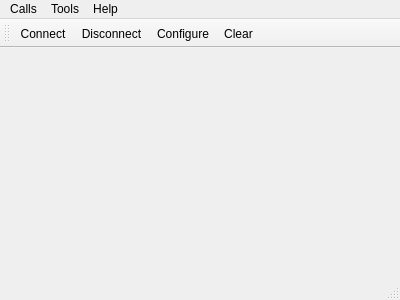
Before: the Qt Designer form mainwindow.ui in guoyu07/ETerminal, drawn with Qt 5.
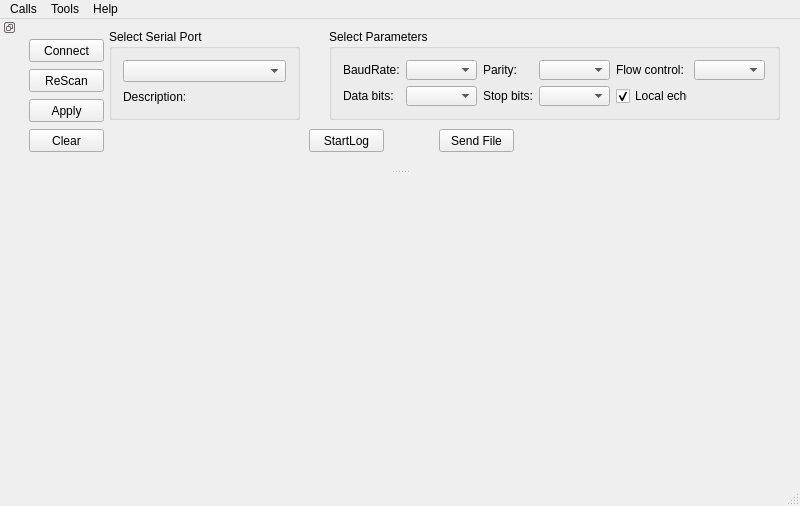
After: the same form once the commit is applied. Icons and pictures are not drawn.

```diff
--- a/mainwindow.ui
+++ b/mainwindow.ui
@@ -6,10 +6,16 @@
    <rect>
     <x>0</x>
     <y>0</y>
-    <width>400</width>
-    <height>300</height>
+    <width>800</width>
+    <height>506</height>
    </rect>
   </property>
+  <property name="minimumSize">
+   <size>
+    <width>800</width>
+    <height>140</height>
+   </size>
+  </property>
   <property name="windowTitle">
    <string>Simple Terminal</string>
   </property>
@@ -21,8 +27,8 @@
     <rect>
      <x>0</x>
      <y>0</y>
-     <width>400</width>
-     <height>19</height>
+     <width>800</width>
+     <height>21</height>
     </rect>
    </property>
    <widget class="QMenu" name="menuCalls">
@@ -52,19 +58,219 @@
    <addaction name="menuTools"/>
    <addaction name="menuHelp"/>
   </widget>
-  <widget class="QToolBar" name="mainToolBar">
-   <attribute name="toolBarArea">
-    <enum>TopToolBarArea</enum>
-   </attribute>
-   <attribute name="toolBarBreak">
-    <bool>false</bool>
-   </attribute>
-   <addaction name="actionConnect"/>
-   <addaction name="actionDisconnect"/>
-   <addaction name="actionConfigure"/>
-   <addaction name="actionClear"/>
-  </widget>
   <widget class="QStatusBar" name="statusBar"/>
+  <widget class="QDockWidget" name="dockWidget_2">
+   <property name="sizePolicy">
+    <sizepolicy hsizetype="Minimum" vsizetype="Minimum">
+     <horstretch>0</horstretch>
+     <verstretch>0</verstretch>
+    </sizepolicy>
+   </property>
+   <property name="minimumSize">
+    <size>
+     <width>900</width>
+     <height>150</height>
+    </size>
+   </property>
+   <property name="baseSize">
+    <size>
+     <width>300</width>
+     <height>150</height>
+    </size>
+   </property>
+   <property name="layoutDirection">
+    <enum>Qt::LeftToRight</enum>
+   </property>
+   <property name="features">
+    <set>QDockWidget::DockWidgetFloatable|QDockWidget::DockWidgetMovable|QDockWidget::DockWidgetVerticalTitleBar</set>
+   </property>
+   <property name="windowTitle">
+    <string/>
+   </property>
+   <attribute name="dockWidgetArea">
+    <number>4</number>
+   </attribute>
+   <widget class="QWidget" name="dockWidgetContents_2">
+    <widget class="QPushButton" name="rescan">
+     <property name="geometry">
+      <rect>
+       <x>10</x>
+       <y>50</y>
+       <width>75</width>
+       <height>23</height>
+      </rect>
+     </property>
+     <property name="text">
+      <string>ReScan</string>
+     </property>
+    </widget>
+    <widget class="QPushButton" name="ButtonConnect">
+     <property name="geometry">
+      <rect>
+       <x>10</x>
+       <y>20</y>
+       <width>75</width>
+       <height>23</height>
+      </rect>
+     </property>
+     <property name="text">
+      <string>Connect</string>
+     </property>
+    </widget>
+    <widget class="QGroupBox" name="selectBox">
+     <property name="geometry">
+      <rect>
+       <x>90</x>
+       <y>10</y>
+       <width>191</width>
+       <height>91</height>
+      </rect>
+     </property>
+     <property name="title">
+      <string>Select Serial Port</string>
+     </property>
+     <layout class="QGridLayout" name="gridLayout">
+      <item row="0" column="0">
+       <widget class="QComboBox" name="serialPortInfoListBox"/>
+      </item>
+      <item row="1" column="0">
+       <widget class="QLabel" name="descriptionLabel">
+        <property name="text">
+         <string>Description:</string>
+        </property>
+       </widget>
+      </item>
+     </layout>
+    </widget>
+    <widget class="QGroupBox" name="parametersBox">
+     <property name="geometry">
+      <rect>
+       <x>310</x>
+       <y>10</y>
+       <width>451</width>
+       <height>91</height>
+      </rect>
+     </property>
+     <property name="title">
+      <string>Select Parameters</string>
+     </property>
+     <layout class="QGridLayout" name="gridLayout_2">
+      <item row="0" column="0">
+       <widget class="QLabel" name="baudRateLabel">
+        <property name="text">
+         <string>BaudRate:</string>
+        </property>
+       </widget>
+      </item>
+      <item row="0" column="1">
+       <widget class="QComboBox" name="baudRateBox"/>
+      </item>
+      <item row="0" column="3">
+       <widget class="QComboBox" name="parityBox"/>
+      </item>
+      <item row="0" column="4">
+       <widget class="QLabel" name="flowControlLabel">
+        <property name="text">
+         <string>Flow control:</string>
+        </property>
+       </widget>
+      </item>
+      <item row="1" column="0">
+       <widget class="QLabel" name="dataBitsLabel">
+        <property name="text">
+         <string>Data bits:</string>
+        </property>
+       </widget>
+      </item>
+      <item row="0" column="2">
+       <widget class="QLabel" name="parityLabel">
+        <property name="text">
+         <string>Parity:</string>
+        </property>
+       </widget>
+      </item>
+      <item row="1" column="1">
+       <widget class="QComboBox" name="dataBitsBox"/>
+      </item>
+      <item row="1" column="2">
+       <widget class="QLabel" name="stopBitsLabel">
+        <property name="text">
+         <string>Stop bits:</string>
+        </property>
+       </widget>
+      </item>
+      <item row="1" column="3">
+       <widget class="QComboBox" name="stopBitsBox"/>
+      </item>
+      <item row="0" column="5">
+       <widget class="QComboBox" name="flowControlBox"/>
+      </item>
+      <item row="1" column="4">
+       <widget class="QCheckBox" name="localEchoCheckBox">
+        <property name="text">
+         <string>Local echo</string>
+        </property>
+        <property name="checked">
+         <bool>true</bool>
+        </property>
+       </widget>
+      </item>
+     </layout>
+    </widget>
+    <widget class="QPushButton" name="applyButton">
+     <property name="geometry">
+      <rect>
+       <x>10</x>
+       <y>80</y>
+       <width>75</width>
+       <height>23</height>
+      </rect>
+     </property>
+     <property name="text">
+      <string>Apply</string>
+     </property>
+    </widget>
+    <widget class="QPushButton" name="clearScreen">
+     <property name="geometry">
+      <rect>
+       <x>10</x>
+       <y>110</y>
+       <width>75</width>
+       <height>23</height>
+      </rect>
+     </property>
+     <property name="text">
+      <string>Clear</string>
+     </property>
+    </widget>
+    <widget class="QPushButton" name="startLog">
+     <property name="geometry">
+      <rect>
+       <x>290</x>
+       <y>110</y>
+       <width>75</width>
+       <height>23</height>
+      </rect>
+     </property>
+     <property name="text">
+      <string>StartLog</string>
+     </property>
+    </widget>
+    <widget class="QPushButton" name="send_file">
+     <property name="geometry">
+      <rect>
+       <x>420</x>
+       <y>110</y>
+       <width>75</width>
+       <height>23</height>
+      </rect>
+     </property>
+     <property name="text">
+      <string>Send File</string>
+     </property>
+    </widget>
+   </widget>
+  </widget>
   <action name="actionAbout">
    <property name="text">
     <string>&amp;About</string>
```
Left out of the diff: 17 changed lines with no effect on the pictures.
